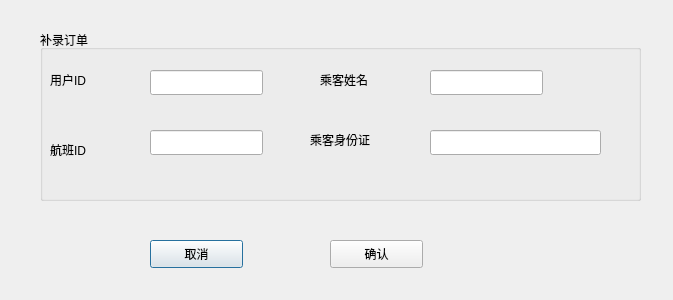
The window that FlightTicketServer/addorderdialog.ui (n-ss1m-1/FlightTicketSystem) describes before a commit, drawn with Qt 5.
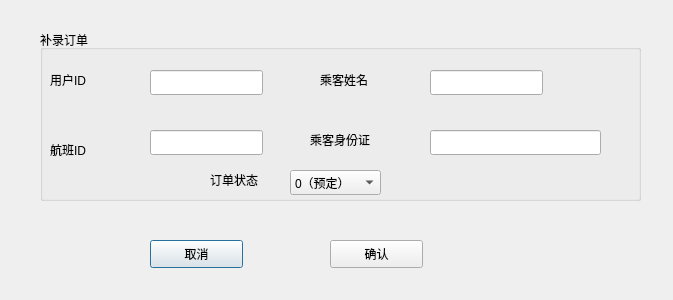
The same window after the commit.

What changed in the file:
```diff
--- a/FlightTicketServer/addorderdialog.ui
+++ b/FlightTicketServer/addorderdialog.ui
@@ -117,6 +117,44 @@
      </rect>
     </property>
    </widget>
+   <widget class="QLabel" name="label_5">
+    <property name="geometry">
+     <rect>
+      <x>170</x>
+      <y>140</y>
+      <width>69</width>
+      <height>19</height>
+     </rect>
+    </property>
+    <property name="text">
+     <string>订单状态</string>
+    </property>
+   </widget>
+   <widget class="QComboBox" name="comboStatus">
+    <property name="geometry">
+     <rect>
+      <x>250</x>
+      <y>140</y>
+      <width>91</width>
+      <height>25</height>
+     </rect>
+    </property>
+    <item>
+     <property name="text">
+      <string>0（预定）</string>
+     </property>
+    </item>
+    <item>
+     <property name="text">
+      <string>1（支付）</string>
+     </property>
+    </item>
+    <item>
+     <property name="text">
+      <string>2（取消）</string>
+     </property>
+    </item>
+   </widget>
   </widget>
   <widget class="QPushButton" name="btnCancel">
    <property name="geometry">
```
